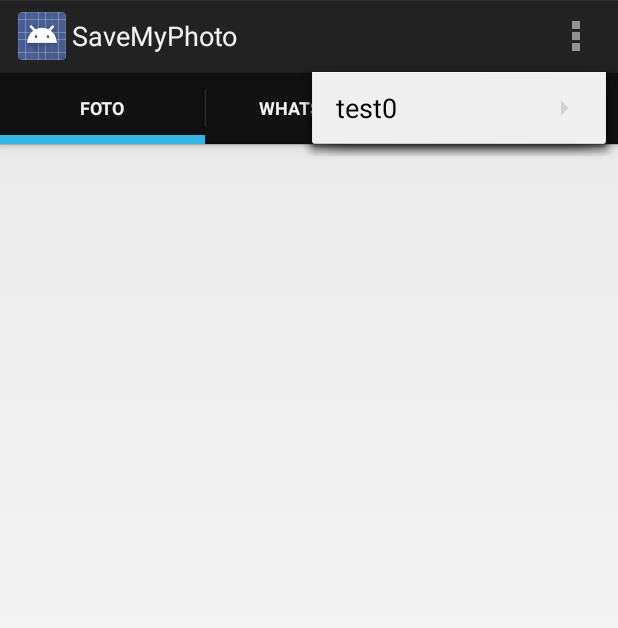
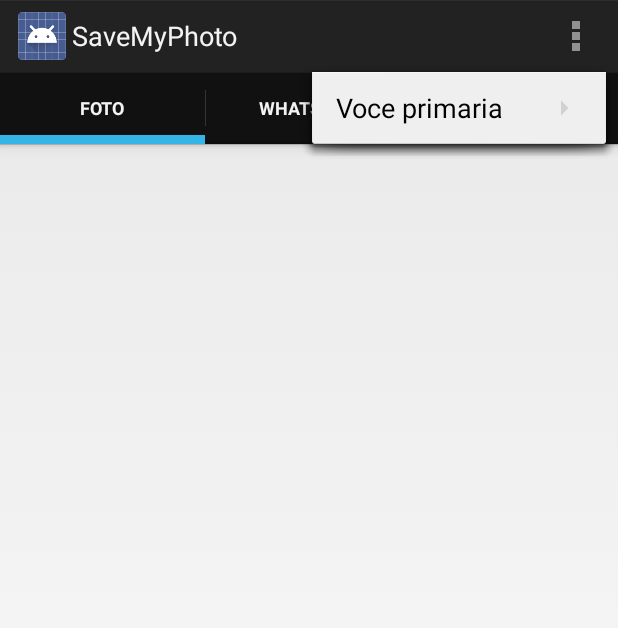
Before and after one commit to elmer120/SaveMyPhoto, an Android app: the screen it shows after launch (SearchView), with the options menu open, on a phone screen of 412 x 824 dp. Shown: the top 628 px of the screen. Run offline under Robolectric (Android 15) with nearby library versions, the phone set to English and light mode, and no system bars; libraries missing offline, so code that uses them is left out: com.lalosoft.easypermission; plain views replace StickyGridHeadersGridView; 4 statements that could not run were skipped.

```diff
--- a/app/build.gradle
+++ b/app/build.gradle
@@ -2,7 +2,7 @@ apply plugin: 'com.android.application'
 
 android {
     compileSdkVersion 23
-    buildToolsVersion "24.0.2"
+    buildToolsVersion '25.0.2'
 
     defaultConfig {
         applicationId "it.pedrazzi.marco.savemyphoto"
--- a/app/src/main/java/it/pedrazzi/marco/savemyphoto/PagerAdapter.java
+++ b/app/src/main/java/it/pedrazzi/marco/savemyphoto/PagerAdapter.java
@@ -13,7 +13,7 @@ public class PagerAdapter extends FragmentPagerAdapter {
 
     private List<Fragment> fragments;
 
-    // Costruttore passo la lista dei fragment al pagerAdapter
+    // Costruttore -- passo la lista dei fragment al pagerAdapter
     public PagerAdapter(FragmentManager supportFragmentManager, List<Fragment> fragments) {
         super(supportFragmentManager);
         this.fragments=fragments;
--- a/app/src/main/java/it/pedrazzi/marco/savemyphoto/SplashActivity.java
+++ b/app/src/main/java/it/pedrazzi/marco/savemyphoto/SplashActivity.java
@@ -47,7 +47,7 @@ public class SplashActivity extends AppCompatActivity implements View.OnClickLis
         intent.putParcelableArrayListExtra("listaWhatApp",this.listWhatsApp);*/
 
 
-            new CountDownTimer(5000, 1000) {
+            new CountDownTimer(2000, 1000) {
 
                 @Override
                 public void onTick(long millisUntilFinished) {
--- a/app/src/main/res/menu/optionsmenu.xml
+++ b/app/src/main/res/menu/optionsmenu.xml
@@ -1,13 +1,13 @@
 <?xml version="1.0" encoding="utf-8"?>
 <menu xmlns:android="http://schemas.android.com/apk/res/android">
-        <item android:id="@+id/file"
-            android:title="test0" >
+        <item android:id="@+id/principale1"
+            android:title="Voce primaria" >
             <!-- "file" submenu -->
             <menu>
-                <item android:id="@+id/create_new"
-                    android:title="test1" />
-                <item android:id="@+id/open"
-                    android:title="test2" />
+                <item android:id="@+id/secondaria1.1"
+                    android:title="secondaria1.1" />
+                <item android:id="@+id/secondaria1.2"
+                    android:title="secondaria1.2" />
             </menu>
         </item>
 </menu>
--- a/build.gradle
+++ b/build.gradle
@@ -5,7 +5,7 @@ buildscript {
         jcenter()
     }
     dependencies {
-        classpath 'com.android.tools.build:gradle:2.2.3'
+        classpath 'com.android.tools.build:gradle:2.3.0'
 
         // NOTE: Do not place your application dependencies here; they belong
         // in the individual module build.gradle files
```
Also changed, not shown: app/src/main/java/it/pedrazzi/marco/savemyphoto/SearchView.java (+13 -4 lines), app/src/main/java/it/pedrazzi/marco/savemyphoto/SendFile.java (added, +208 -0 lines), app/src/main/java/it/pedrazzi/marco/savemyphoto/k.java (deleted, +0 -8 lines), gradle/wrapper/gradle-wrapper.properties, 713 other files.
